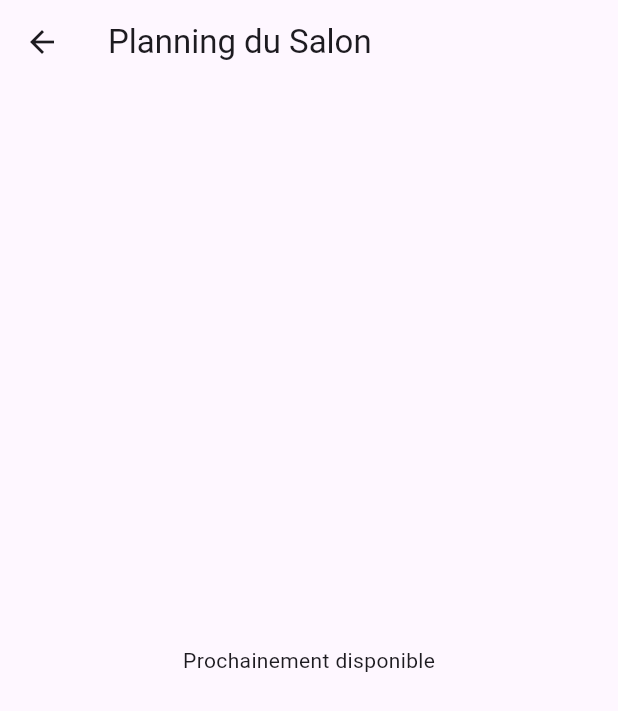
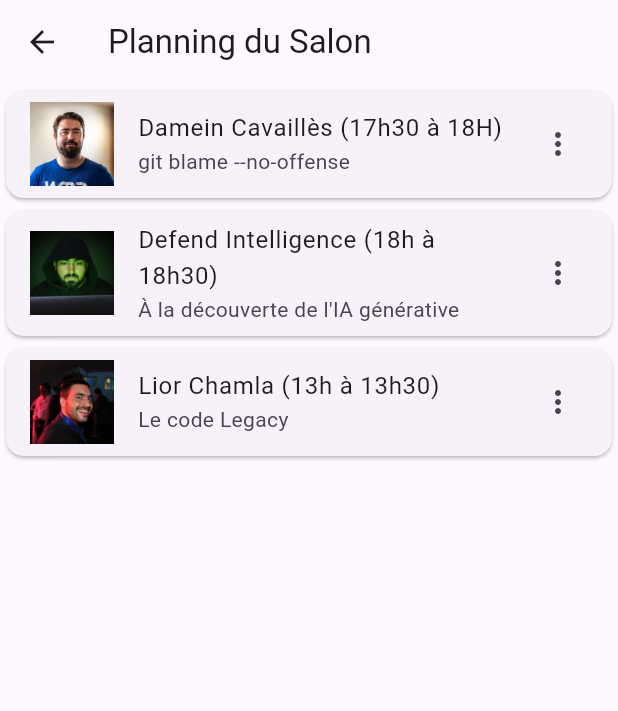
Before and after one commit to jamesattoh/virtualSalon, a Flutter app: the EventPage screen opened directly, on a phone screen of 412 x 824 dp. Shown: the top 711 px of the screen. Run offline on Flutter 3.47's test engine with Material 3 defaults, Android fonts, the phone set to English and light mode, and no system bars; our stand-ins replace flutter_svg.

Commit message:
creation of static ListView

```diff
--- a/lib/pages/event_page.dart
+++ b/lib/pages/event_page.dart
@@ -10,7 +10,34 @@ class EventPage extends StatelessWidget {
         title: Text("Planning du Salon"),
       ),
       body: Center(
-        child: Text("Prochainement disponible"),
+        child: ListView(
+          children: [
+            Card(
+              child: ListTile(
+                leading: Image.asset("assets/images/damien.jpg"),
+                title: Text("Damein Cavaillès (17h30 à 18H)"),
+                subtitle: Text("git blame --no-offense"),
+                trailing: Icon(Icons.more_vert),
+              ),
+            ),
+            Card(
+              child: ListTile(
+                leading: Image.asset("assets/images/defendintelligence.jpg"),
+                title: Text("Defend Intelligence (18h à 18h30)"),
+                subtitle: Text("À la découverte de l'IA générative"),
+                trailing: Icon(Icons.more_vert),
+              ),
+            ),
+            Card(
+              child: ListTile(
+                leading: Image.asset("assets/images/lior.jpg"),
+                title: Text("Lior Chamla (13h à 13h30)"),
+                subtitle: Text("Le code Legacy"),
+                trailing: Icon(Icons.more_vert),
+              ),
+            ),
+          ],
+        ),
       ),
     );
   }
```
Also changed, not shown: assets/images/damien.jpg (added), assets/images/defendintelligence.jpg (added), assets/images/lior.jpg (added).
